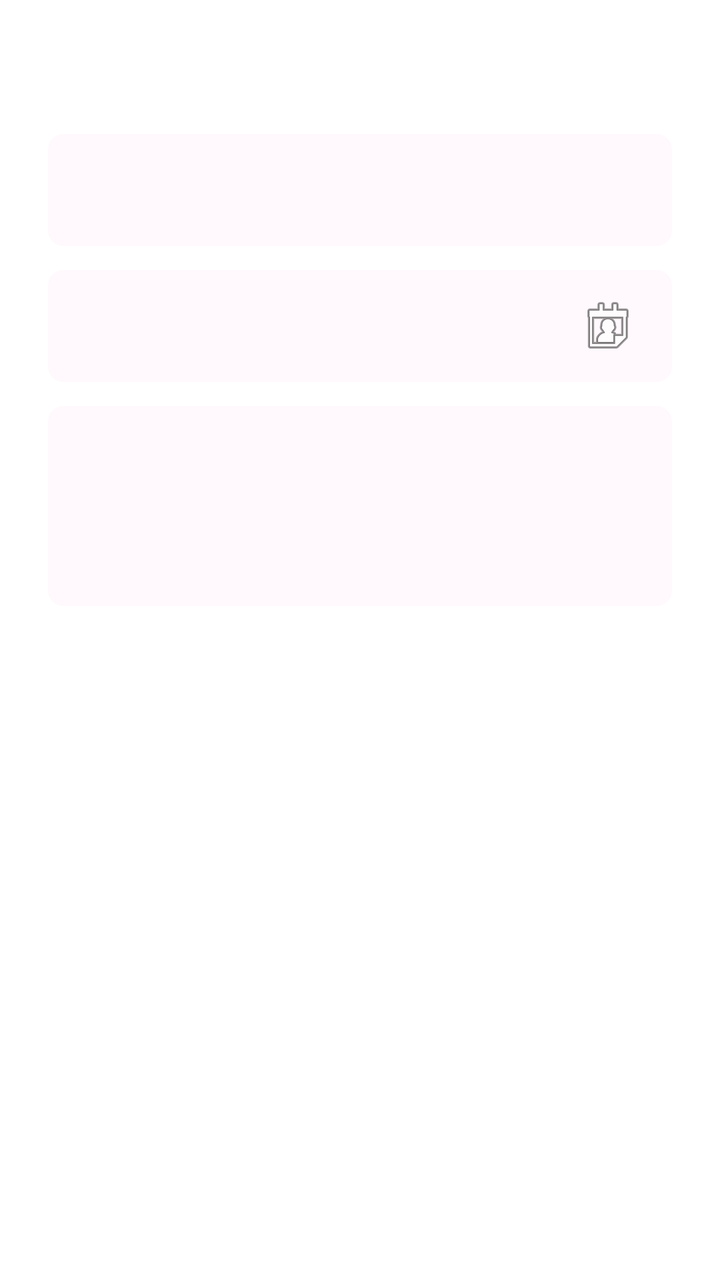
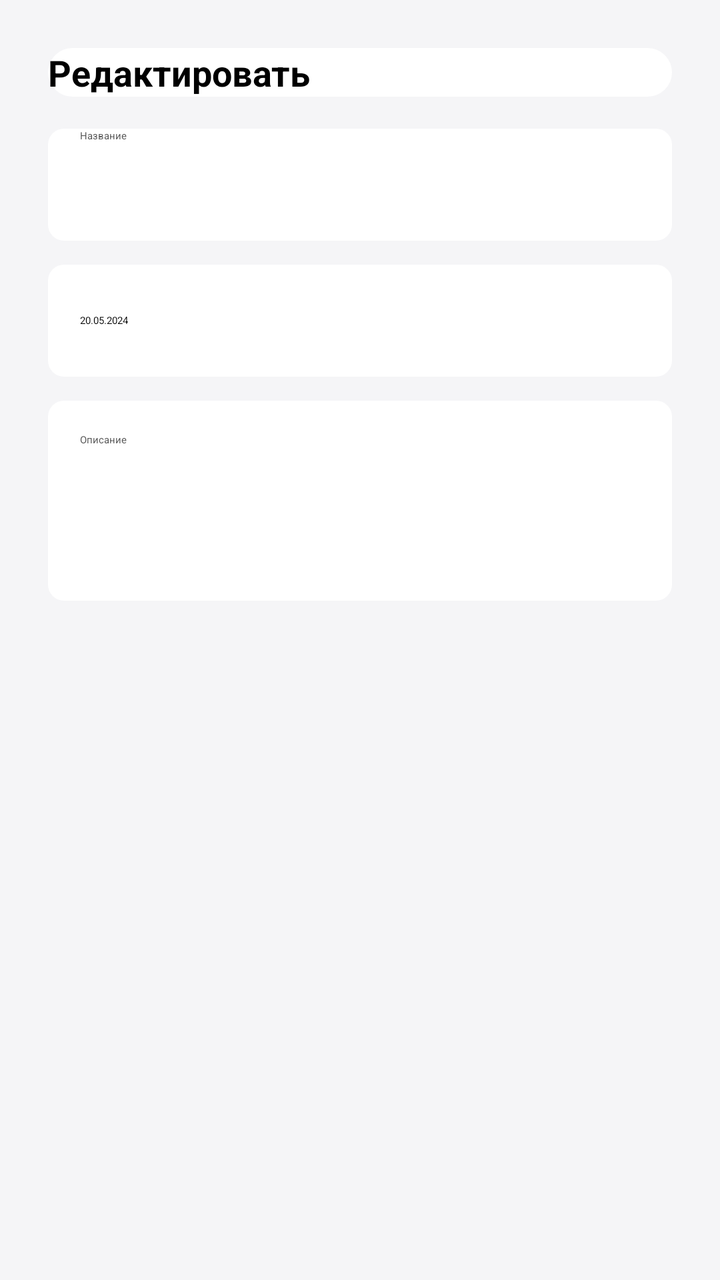

Compare the two renders of this Android layout. The source of the first and the diff that turns it into the second are given below.
<!-- AndroidManifest.xml: application theme Theme.App.Starting -->
<!-- res/layout/dialog_edit_memory.xml -->
<?xml version="1.0" encoding="utf-8"?>
<LinearLayout xmlns:android="http://schemas.android.com/apk/res/android"
    android:layout_width="match_parent"
    android:layout_height="wrap_content"
    android:orientation="vertical"
    android:padding="24dp"
    android:background="?attr/colorSurface">

    <TextView
        android:layout_width="match_parent"
        android:layout_height="wrap_content"
        android:text="Редактировать"
        android:textColor="?attr/colorOnSurface"
        android:textSize="20sp"
        android:textStyle="bold"
        android:layout_marginBottom="16dp"/>

    <EditText
        android:id="@+id/etEditTitle"
        android:layout_width="match_parent"
        android:layout_height="56dp"
        android:hint="Название"
        android:inputType="textCapSentences"
        android:background="@drawable/bg_input_soft"
        android:paddingHorizontal="16dp"
        android:textColor="?attr/colorOnSurface"
        android:textColorHint="?android:textColorSecondary"
        android:layout_marginBottom="12dp"/>

    
    <TextView
        android:id="@+id/tvEditDate"
        android:layout_width="match_parent"
        android:layout_height="56dp"
        android:background="@drawable/bg_input_soft"
        android:gravity="center_vertical"
        android:paddingHorizontal="16dp"
        android:text="20.05.2024"
        android:textColor="?attr/colorOnSurface"
        android:drawableEnd="@android:drawable/ic_menu_my_calendar"
        android:drawableTint="?android:textColorSecondary"
        android:layout_marginBottom="12dp"/>

    <EditText
        android:id="@+id/etEditDesc"
        android:layout_width="match_parent"
        android:layout_height="wrap_content"
        android:minHeight="100dp"
        android:hint="Описание"
        android:inputType="textCapSentences|textMultiLine"
        android:gravity="top"
        android:background="@drawable/bg_input_soft"
        android:padding="16dp"
        android:textColor="?attr/colorOnSurface"
        android:textColorHint="?android:textColorSecondary"/>

</LinearLayout>
<!-- resources referenced by this layout -->
<resources>
  <!-- drawable bg_input_soft (drawable) -->
  <?xml version="1.0" encoding="utf-8"?>
  <shape xmlns:android="http://schemas.android.com/apk/res/android"
      android:shape="rectangle">
      <solid android:color="#26FAD1E6"/> <corners android:radius="8dp"/>
  </shape>
  <style name="Theme.App.Starting" parent="Theme.SplashScreen">
          <item name="windowSplashScreenBackground">@android:color/white</item>
          <item name="windowSplashScreenAnimatedIcon">@drawable/splash_icon</item>
          <item name="windowSplashScreenAnimationDuration">1000</item>
          <item name="postSplashScreenTheme">@style/Theme.OurMemories</item>
      </style>
  <!-- drawable splash_icon: png bitmap (drawable, 316944 bytes) -->
  <style name="Theme.OurMemories" parent="Base.Theme.OurMemories" />
  <style name="Base.Theme.OurMemories" parent="Theme.Material3.DayNight.NoActionBar">
          <item name="colorPrimary">@color/primary_lavender</item>
          <item name="colorOnPrimary">@color/white</item>
  
          <item name="android:windowBackground">@color/background_light</item>
          <item name="colorSurface">@color/white</item>
          <item name="colorOnSurface">@color/text_primary</item>
          <item name="colorOnBackground">@color/text_primary</item>
  
          <item name="android:textColorPrimary">@color/text_primary</item>
          <item name="android:textColorSecondary">@color/text_secondary</item>
      </style>
  <color name="primary_lavender">#9C27B0</color>
  <color name="white">#FFFFFF</color>
  <color name="background_light">#F5F5F7</color>
  <color name="text_primary">#000000</color>
  <color name="text_secondary">#575757</color>
</resources>

<!-- the commit's change to res/layout/dialog_edit_memory.xml (unified diff, before → after) -->
@@ -4,14 +4,15 @@
     android:layout_height="wrap_content"
     android:orientation="vertical"
     android:padding="24dp"
-    android:background="?attr/colorSurface">
+    android:background="@color/background_light">
 
     <TextView
         android:layout_width="match_parent"
         android:layout_height="wrap_content"
         android:text="Редактировать"
-        android:textColor="?attr/colorOnSurface"
-        android:textSize="20sp"
+        android:background="@drawable/selector_chip_category"
+        android:textColor="@color/text_primary"
+        android:textSize="18sp"
         android:textStyle="bold"
         android:layout_marginBottom="16dp"/>
 
@@ -23,8 +24,8 @@
         android:inputType="textCapSentences"
         android:background="@drawable/bg_input_soft"
         android:paddingHorizontal="16dp"
-        android:textColor="?attr/colorOnSurface"
-        android:textColorHint="?android:textColorSecondary"
+        android:textColor="@color/text_primary"
+        android:textColorHint="@color/text_secondary"
         android:layout_marginBottom="12dp"/>
 
     
@@ -36,9 +37,8 @@
         android:gravity="center_vertical"
         android:paddingHorizontal="16dp"
         android:text="20.05.2024"
-        android:textColor="?attr/colorOnSurface"
-        android:drawableEnd="@android:drawable/ic_menu_my_calendar"
-        android:drawableTint="?android:textColorSecondary"
+        android:drawableTint="@color/text_secondary"
+        android:textColor="@color/text_primary"
         android:layout_marginBottom="12dp"/>
 
     <EditText
@@ -51,7 +51,7 @@
         android:gravity="top"
         android:background="@drawable/bg_input_soft"
         android:padding="16dp"
-        android:textColor="?attr/colorOnSurface"
-        android:textColorHint="?android:textColorSecondary"/>
+        android:textColor="@color/text_primary"
+        android:textColorHint="@color/text_secondary" />
 
 </LinearLayout>
<!-- resource entries referenced after the edit -->
@@ -4,8 +4,28 @@
   <?xml version="1.0" encoding="utf-8"?>
   <shape xmlns:android="http://schemas.android.com/apk/res/android"
       android:shape="rectangle">
-      <solid android:color="#26FAD1E6"/> <corners android:radius="8dp"/>
+      <solid android:color="@color/white" />
+      <corners android:color="@color/baby_pink" />
+      <corners android:radius="8dp" />
   </shape>
+  <!-- drawable selector_chip_category (drawable) -->
+  <?xml version="1.0" encoding="utf-8"?>
+  <selector xmlns:android="http://schemas.android.com/apk/res/android">
+      <item android:state_checked="true">
+          <shape android:shape="rectangle">
+              <solid android:color="#FFD1DC" />
+              <corners android:radius="20dp" />
+              <stroke android:width="1dp" android:color="@color/baby_pink" />
+          </shape>
+      </item>
+  
+      <item>
+          <shape android:shape="rectangle">
+              <solid android:color="@color/white" />
+              <corners android:radius="20dp" />
+          </shape>
+      </item>
+  </selector>
   <style name="Theme.App.Starting" parent="Theme.SplashScreen">
           <item name="windowSplashScreenBackground">@android:color/white</item>
           <item name="windowSplashScreenAnimatedIcon">@drawable/splash_icon</item>
@@ -28,6 +48,7 @@
       </style>
   <color name="primary_lavender">#9C27B0</color>
   <color name="white">#FFFFFF</color>
+  <color name="baby_pink">#FCE4EC</color>
   <color name="background_light">#F5F5F7</color>
   <color name="text_primary">#000000</color>
   <color name="text_secondary">#575757</color>
